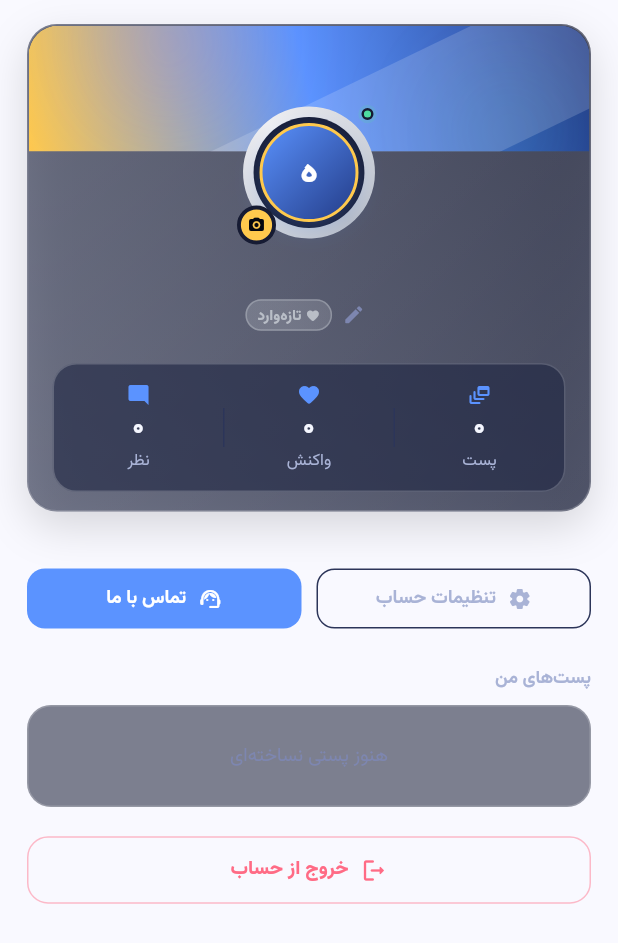
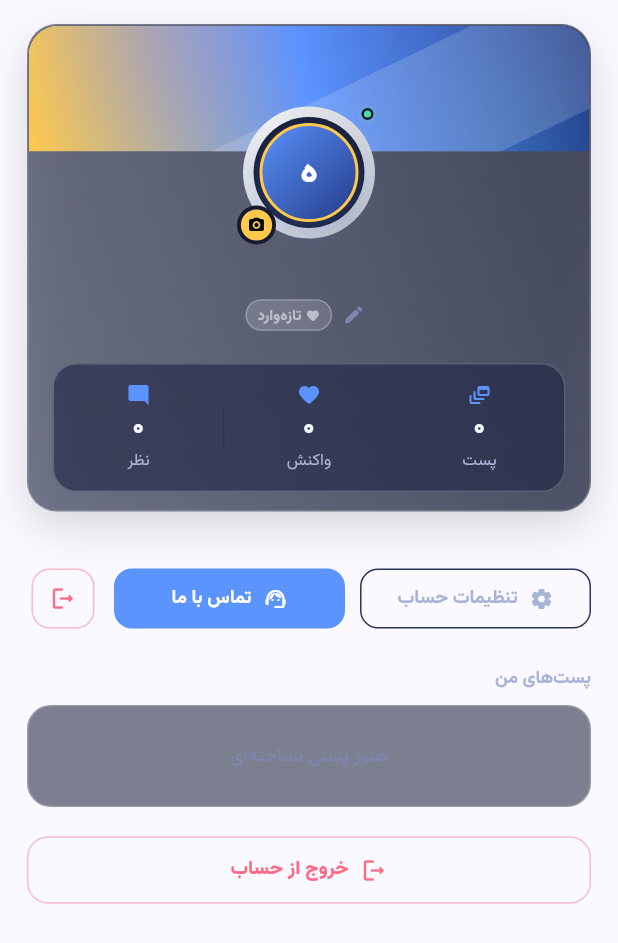
Before and after one commit to AliRezaHussainiNECDO/hazaranama, a Flutter app: the ProfileScreen widget shown alone on an empty page, opened directly, on a phone screen of 412 x 824 dp. Shown: the top 943 px of the screen. Run offline on Flutter 3.47's test engine with Material 3 defaults, Android fonts, the phone set to English and light mode, and no system bars; drawn by our look-alikes of flutter_animate; our stand-ins replace file_picker, firebase_core, firebase_messaging, image_picker, open_filex, shared_preferences and 2 more; missing offline and left inert: flutter_web_auth_2; accounts and stored records are empty; network calls fail.

Commit message:
User panel: logout button in profile top row and account settings app bar
Co-Authored-By: Claude Opus 5.5 <noreply@anthropic.com>
Claude-Session: https://claude.ai/code/session_01SUcqDJ5S9aGt9QHhoyvtzE

```diff
--- a/lib/features/profile/profile_screen.dart
+++ b/lib/features/profile/profile_screen.dart
@@ -40,6 +40,20 @@ class ProfileScreen extends StatelessWidget {
               icon: const Icon(Icons.support_agent_rounded, size: 16),
               label: const Text('تماس با ما', style: TextStyle(fontSize: 12.5, fontWeight: FontWeight.w700)),
               style: ElevatedButton.styleFrom(backgroundColor: theme.blue, foregroundColor: Colors.white, elevation: 0, padding: const EdgeInsets.symmetric(vertical: 11), shape: RoundedRectangleBorder(borderRadius: BorderRadius.circular(12))),
+            ),
+          ),
+          const SizedBox(width: 10),
+          Tooltip(
+            message: 'خروج از حساب',
+            child: OutlinedButton(
+              onPressed: () => confirmLogout(context),
+              style: OutlinedButton.styleFrom(
+                side: BorderSide(color: theme.danger.withValues(alpha: 0.45)),
+                padding: const EdgeInsets.symmetric(vertical: 11, horizontal: 12),
+                minimumSize: Size.zero,
+                shape: RoundedRectangleBorder(borderRadius: BorderRadius.circular(12)),
+              ),
+              child: Icon(Icons.logout_rounded, size: 18, color: theme.danger),
             ),
           ),
         ]).animate(delay: 100.ms).fadeIn(duration: 350.ms).slideY(begin: 0.1, end: 0),
```
Also changed, not shown: lib/features/profile/account_settings_screen.dart (+14 -0 lines).
